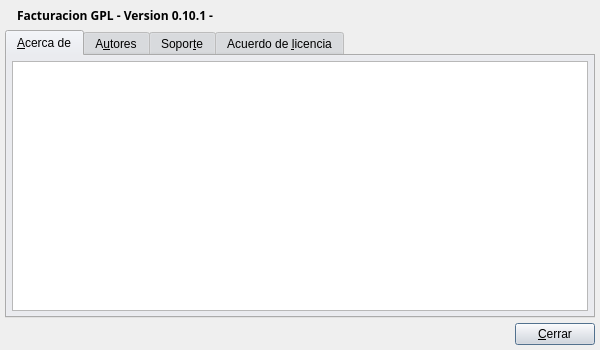
This is bulmages/bulmatpv/src/btaboutbase.ui in eboladev/Bulmages-1 as Qt 5 draws it before an edit. The edited form follows.
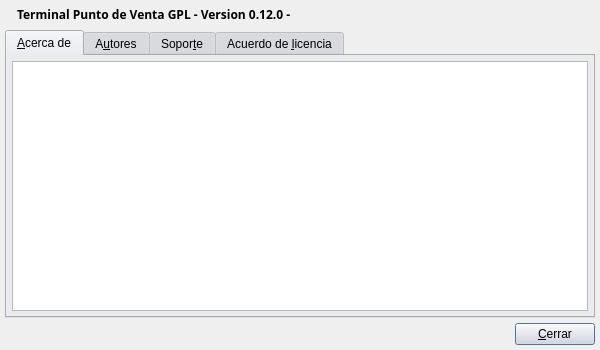
This is the edited form. Icons and pictures are not drawn.

Commit message: Cambios de version a 0.12.0

Diff of the .ui file:
```diff
--- a/bulmages/bulmatpv/src/btaboutbase.ui
+++ b/bulmages/bulmatpv/src/btaboutbase.ui
@@ -545,8 +545,12 @@
            <strikeout>false</strikeout>
           </font>
          </property>
-         <property name="text" >
-          <string>Facturacion GPL - Version 0.10.1 -</string>
+         <property name="text">
+          <string>&lt;!DOCTYPE HTML PUBLIC &quot;-//W3C//DTD HTML 4.0//EN&quot; &quot;http://www.w3.org/TR/REC-html40/strict.dtd&quot;&gt;
+&lt;html&gt;&lt;head&gt;&lt;meta name=&quot;qrichtext&quot; content=&quot;1&quot; /&gt;&lt;style type=&quot;text/css&quot;&gt;
+p, li { white-space: pre-wrap; }
+&lt;/style&gt;&lt;/head&gt;&lt;body style=&quot; font-family:'Sans Serif'; font-size:9pt; font-weight:600; font-style:normal;&quot;&gt;
+&lt;p style=&quot; margin-top:0px; margin-bottom:0px; margin-left:0px; margin-right:0px; -qt-block-indent:0; text-indent:0px;&quot;&gt;Terminal Punto de Venta GPL - Version 0.12.0 -&lt;/p&gt;&lt;/body&gt;&lt;/html&gt;</string>
          </property>
         </widget>
        </item>
@@ -711,7 +715,7 @@
    </item>
   </layout>
  </widget>
- <layoutdefault spacing="5" margin="5" />
+ <layoutdefault spacing="5" margin="5"/>
  <resources>
   <include location="../../bulmages.qrc" />
  </resources>
```
Left out of the diff: 466 changed lines with no effect on the pictures. The commit also changes 20 other files.
